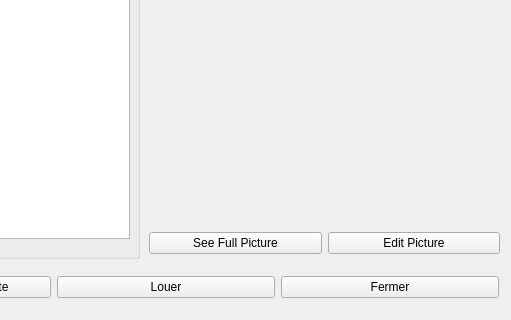
Darhal/Trottipret, file View/viewlistetrottinette.ui: the form before one commit; both pictures show x 411 to 922 and y 132 to 452 of the 922 by 452 pixel window.
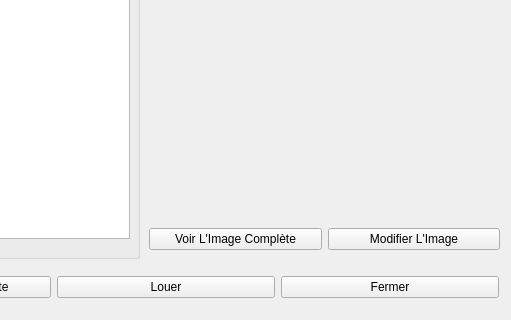
The form after the commit.

```diff
--- a/View/viewlistetrottinette.ui
+++ b/View/viewlistetrottinette.ui
@@ -113,23 +113,23 @@
    <property name="geometry">
     <rect>
      <x>560</x>
-     <y>360</y>
+     <y>350</y>
      <width>351</width>
-     <height>31</height>
+     <height>42</height>
     </rect>
    </property>
    <layout class="QHBoxLayout" name="horizontalLayout">
     <item>
      <widget class="QPushButton" name="fullView">
       <property name="text">
-       <string>See Full Picture</string>
+       <string>Voir L'Image Complète</string>
       </property>
      </widget>
     </item>
     <item>
      <widget class="QPushButton" name="editPic">
       <property name="text">
-       <string>Edit Picture</string>
+       <string>Modifier L'Image</string>
       </property>
      </widget>
     </item>
```
